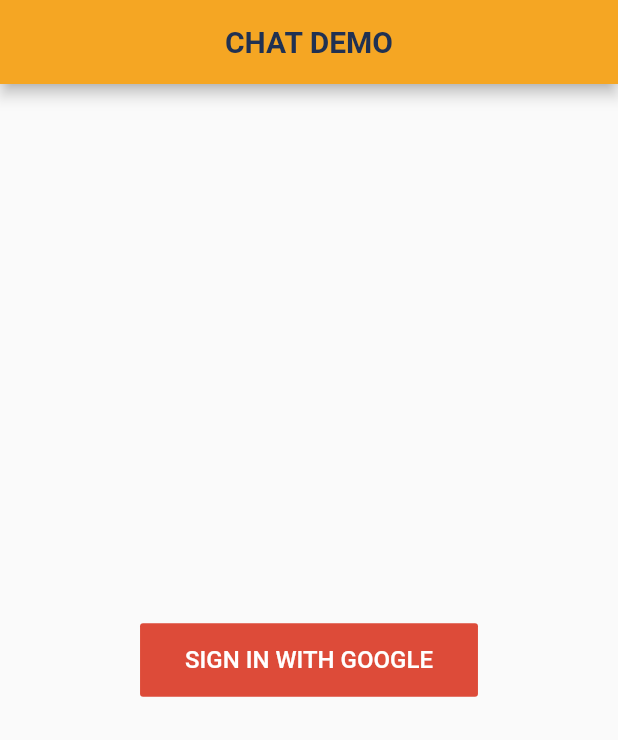
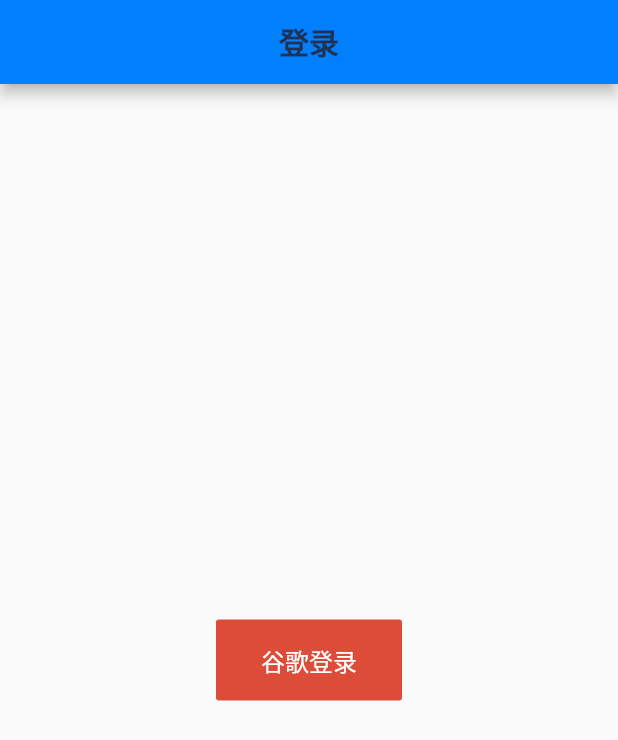
Before and after one commit to rainbowtrash2333/easy_chat_app, a Flutter app: the screen it shows after launch, on a phone screen of 412 x 824 dp. Shown: the top 740 px of the screen. Run offline on Flutter 3.47's test engine with Material 2 defaults, Android fonts, the phone set to English and light mode, and no system bars; our stand-ins replace cached_network_image, cloud_firestore, firebase_auth, firebase_messaging, firebase_storage, flutter_local_notifications and 5 more; accounts and stored records are empty.

Commit message:
更新UI

```diff
--- a/lib/const.dart
+++ b/lib/const.dart
@@ -1,6 +1,6 @@
 import 'dart:ui';
 
-final themeColor = Color(0xfff5a623);
+final themeColor = Color(0xff007FFF);
 final primaryColor = Color(0xff203152);
 final greyColor = Color(0xffaeaeae);
 final greyColor2 = Color(0xffE8E8E8);
--- a/lib/login.dart
+++ b/lib/login.dart
@@ -13,11 +13,11 @@ class MyApp extends StatelessWidget {
   @override
   Widget build(BuildContext context) {
     return MaterialApp(
-      title: 'Chat Demo',
+      title: '登录',
       theme: ThemeData(
         primaryColor: themeColor,
       ),
-      home: LoginScreen(title: 'CHAT DEMO'),
+      home: LoginScreen(title: '登录'),
       debugShowCheckedModeBanner: false,
     );
   }
@@ -35,6 +35,7 @@ class LoginScreen extends StatefulWidget {
 class LoginScreenState extends State<LoginScreen> {
   final GoogleSignIn googleSignIn = GoogleSignIn();
   final FirebaseAuth firebaseAuth = FirebaseAuth.instance;
+  // 用于本地存储个人信息
   SharedPreferences prefs;
 
   bool isLoading = false;
@@ -74,6 +75,7 @@ class LoginScreenState extends State<LoginScreen> {
       isLoading = true;
     });
 
+    // 谷歌登录
     GoogleSignInAccount googleUser = await googleSignIn.signIn();
     GoogleSignInAuthentication googleAuth = await googleUser.authentication;
 
@@ -83,6 +85,7 @@ class LoginScreenState extends State<LoginScreen> {
     );
 
     try {
+      // 新用户，则写入数据库
       FirebaseUser firebaseUser = (await firebaseAuth.signInWithCredential(credential)).user;
       assert(firebaseUser.email != null);
       assert(await firebaseUser.getIdToken(refresh: true) != null);
@@ -148,7 +151,7 @@ class LoginScreenState extends State<LoginScreen> {
               child: FlatButton(
                   onPressed: handleSignIn,
                   child: Text(
-                    'SIGN IN WITH GOOGLE',
+                    '谷歌登录',
                     style: TextStyle(fontSize: 16.0),
                   ),
                   color: Color(0xffdd4b39),
```
Also changed, not shown: lib/main.dart (+58 -29 lines), pubspec.lock, 1 other file.
